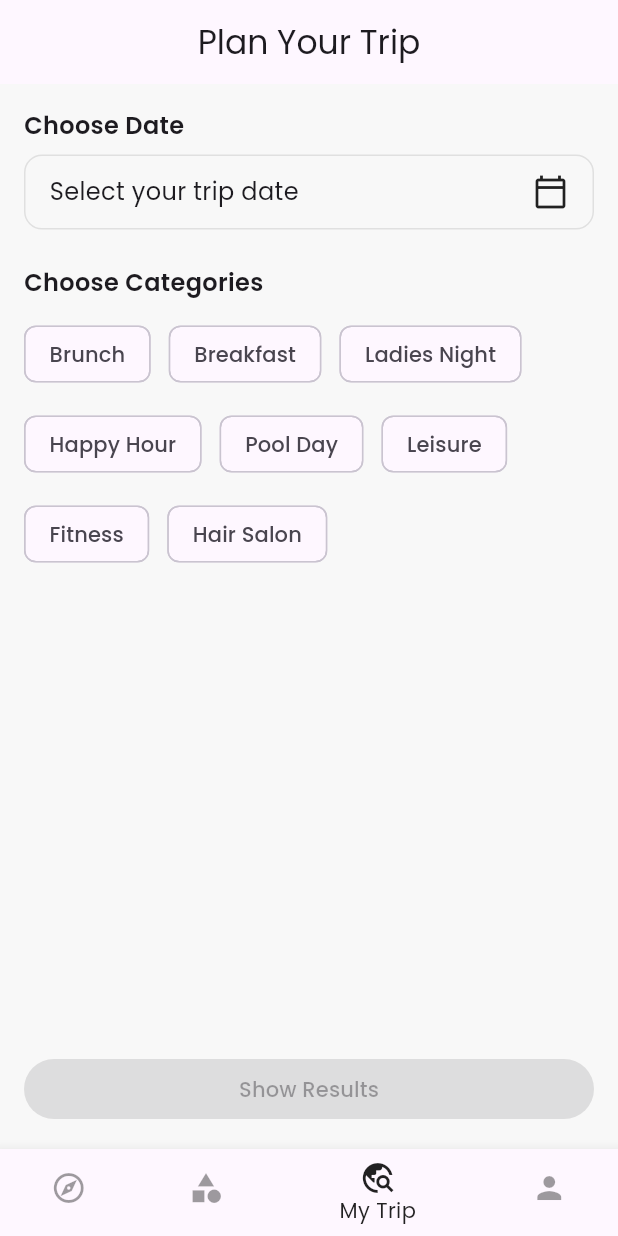
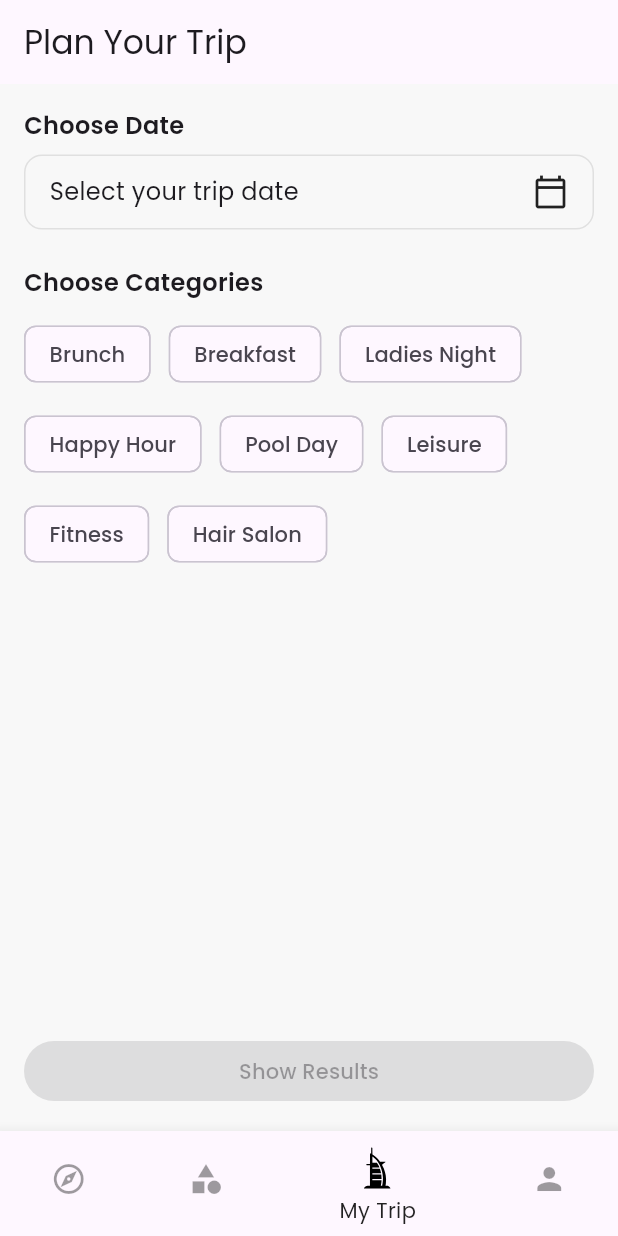
Before and after one commit to carovicfilip/dubai_trip_planner_2025, a Flutter app: the screen it shows after launch, item 3 of the bottom bar chosen, on a phone screen of 412 x 824 dp. Run offline on Flutter 3.47's test engine with Material 3 defaults, Android fonts, the light colour scheme and no system bars; our stand-ins replace flutter_bloc, flutter_svg, google_fonts, google_maps_flutter; network calls fail.

Commit message:
Progress 7

```diff
--- a/lib/app/router/main_scaffold.dart
+++ b/lib/app/router/main_scaffold.dart
@@ -1,8 +1,9 @@
+import 'package:dubai_trip_planner_2025/features/categories/ui/categories_screen.dart';
 import 'package:dubai_trip_planner_2025/features/explore/ui/explore_screen.dart';
-import 'package:dubai_trip_planner_2025/features/favorites/ui/favorites_screen.dart';
 import 'package:dubai_trip_planner_2025/features/my_trip/ui/my_trip_screen.dart';
 import 'package:dubai_trip_planner_2025/features/profile/ui/profile_screen.dart';
 import 'package:flutter/material.dart';
+import 'package:flutter_svg/flutter_svg.dart';
 
 class MainScaffold extends StatefulWidget {
   @override
@@ -13,7 +14,7 @@ class _MainScaffoldState extends State<MainScaffold> {
   int _currentIndex = 0;
   final _screens = [
     ExploreScreen(),
-    FavoritesScreen(),
+    CategoryScreen(),
     MyTripScreen(),
     ProfileScreen(),
   ];
@@ -26,11 +27,11 @@ class _MainScaffoldState extends State<MainScaffold> {
         currentIndex: _currentIndex,
         selectedItemColor: Colors.black87,
         unselectedItemColor: Colors.black38,
-        items: const [
-          BottomNavigationBarItem(icon: Icon(Icons.explore_outlined), label: "Explore"),
-          BottomNavigationBarItem(icon: Icon(Icons.category), label: "Category"),
-          BottomNavigationBarItem(icon: Icon(Icons.travel_explore_outlined), label: "My Trip"),
-          BottomNavigationBarItem(icon: Icon(Icons.person), label: "Profile"),
+        items: [
+          const BottomNavigationBarItem(icon: Icon(Icons.explore_outlined), label: "Explore"),
+          const BottomNavigationBarItem(icon: Icon(Icons.category), label: "Categories"),
+           BottomNavigationBarItem(icon: SvgPicture.asset('assets/icons/my_trip.svg', height: 36,), label: "My Trip"),
+          const BottomNavigationBarItem(icon: Icon(Icons.person), label: "Profile"),
         ],
         onTap: (index) => setState(() => _currentIndex = index),
       ),
--- a/lib/core/widgets/nearby_places_section.dart
+++ b/lib/core/widgets/nearby_places_section.dart
@@ -14,7 +14,7 @@ class NearbyPlacesSection extends StatelessWidget {
         Text("Nearby Places", style: Theme.of(context).textTheme.titleMedium),
         const SizedBox(height: 12),
         SizedBox(
-          height: 180,
+          height: 210,
           child: ListView.builder(
             scrollDirection: Axis.horizontal,
             itemCount: 5,
--- a/lib/features/explore/ui/widgets/nearby_place_card.dart
+++ b/lib/features/explore/ui/widgets/nearby_place_card.dart
@@ -20,7 +20,7 @@ class NearbyPlaceCardCard extends StatelessWidget {
       clipBehavior: Clip.none,
       children: [
         Container(
-          width: 200,
+          width: 180,
           margin: const EdgeInsets.only(right: 16),
           decoration: BoxDecoration(
             borderRadius: BorderRadius.circular(16),
@@ -35,7 +35,7 @@ class NearbyPlaceCardCard extends StatelessWidget {
         Positioned(
           bottom: 0,
           child: Container(
-            width: 200,
+            width: 180,
             padding: const EdgeInsets.all(12),
             decoration: BoxDecoration(
               color: Colors.white70,
--- a/lib/features/explore/ui/widgets/popular_place_card.dart
+++ b/lib/features/explore/ui/widgets/popular_place_card.dart
@@ -63,10 +63,10 @@ class PopularPlaceCard extends StatelessWidget {
                   foreground: Paint()
                     ..shader = const LinearGradient(
                       colors: [
-                        Color(0xFF032063),
-                        Color(0xFFFFFFFF),
+                        Color(0xFFFF397B),
+                        Color(0xFFFFA726),
                       ],
-                    ).createShader(const Rect.fromLTWH(0, 0, 200, 120))
+                    ).createShader(const Rect.fromLTWH(0, 0, 120, 120))
                     ..style = PaintingStyle.stroke
                     ..strokeWidth = 2,
                 ),
--- a/lib/features/my_trip/ui/my_trip_screen.dart
+++ b/lib/features/my_trip/ui/my_trip_screen.dart
@@ -46,7 +46,7 @@ class _MyTripScreenState extends State<MyTripScreen> {
     return Scaffold(
       appBar: AppBar(
         title: const Text("Plan Your Trip"),
-        centerTitle: true,
+        elevation: 0,
       ),
       body: Padding(
         padding: const EdgeInsets.all(16),
--- a/lib/features/profile/ui/profile_screen.dart
+++ b/lib/features/profile/ui/profile_screen.dart
@@ -14,7 +14,7 @@ class ProfileScreen extends StatelessWidget {
         top: true,
         bottom: true,
         child: Padding(
-          padding: const EdgeInsets.all(16.0),
+          padding: const EdgeInsets.all(10.0),
           child: Column(
             children: [
               PromoBanner(),
@@ -40,7 +40,7 @@ class ProfileScreen extends StatelessWidget {
                   },
                 ),
               ),
-              SizedBox(height: 20),
+              const SizedBox(height: 20),
               ListTile(leading: Icon(Icons.privacy_tip), title: Text("Privacy Policy"), onTap: () {}),
               ListTile(leading: Icon(Icons.description), title: Text("Terms of use"), onTap: () {}),
               ListTile(leading: Icon(Icons.support_agent), title: Text("Support"), onTap: () {}),
--- a/pubspec.yaml
+++ b/pubspec.yaml
@@ -39,6 +39,7 @@ dependencies:
   flutter_bloc: ^9.1.1
   intl: ^0.18.1
   google_maps_flutter: ^2.10.1
+  flutter_svg: ^2.1.0
 
 dev_dependencies:
   flutter_test:
```
Also changed, not shown: lib/core/widgets/header_widget.dart (+6 -6 lines), lib/features/categories/ui/categories_screen.dart (+65 -0 lines), assets/icons/my_trip.png (renamed from assets/icons/burj_al_arab_icon.png), assets/icons/my_trip.svg (renamed from assets/icons/burj_al_arab_icon.svg), pubspec.lock.
